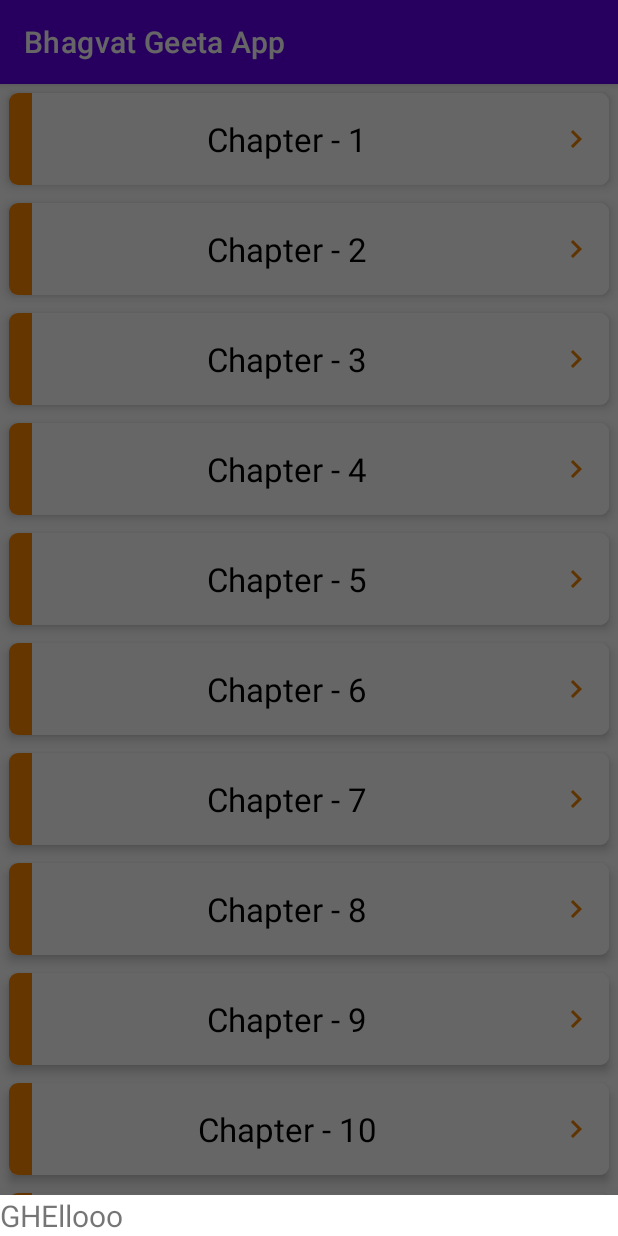
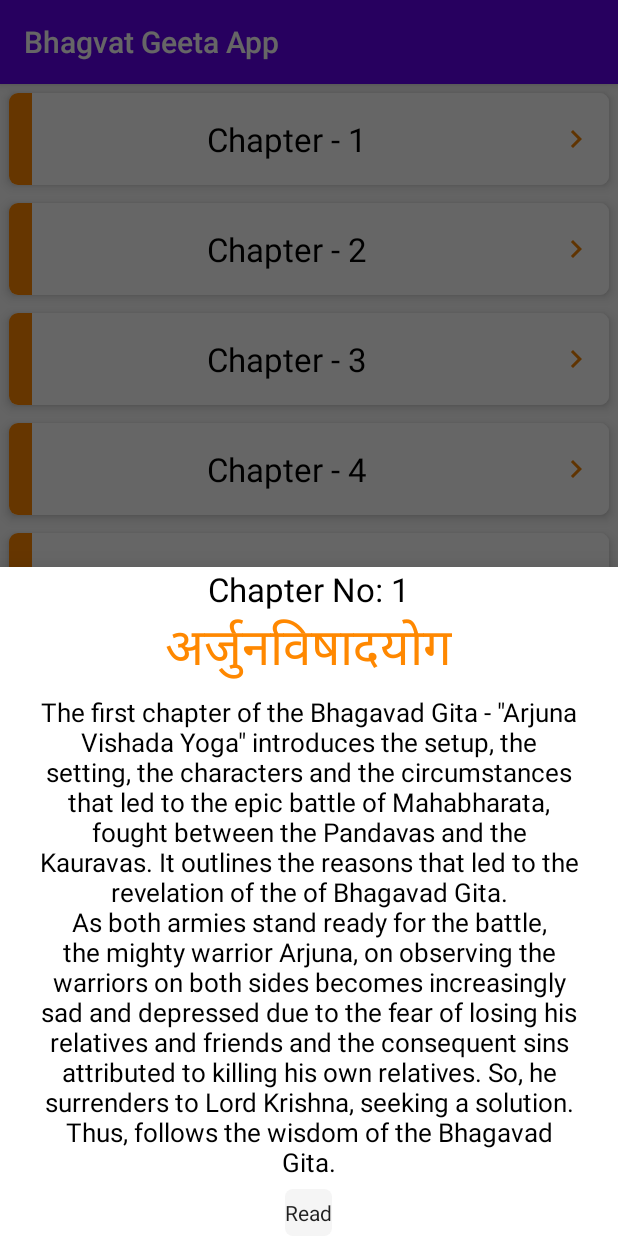
Before and after one commit to InsaneAndroidDevelopers/Bhagwat-Geeta-App, an Android app: the AllChapters screen opened directly, with no data from a screen before it, after a tap on an icon or button, on a phone screen of 412 x 824 dp. Run offline under Robolectric (Android 15) with nearby library versions, the phone set to English and light mode, and no system bars.

Commit message:
bottom sheet layout added

```diff
--- /dev/null
+++ b/app/src/main/res/drawable/dg.xml
@@ -0,0 +1,7 @@
+<?xml version="1.0" encoding="utf-8"?>
+<shape xmlns:android="http://schemas.android.com/apk/res/android" android:shape="rectangle">
+    <solid android:color="@android:color/holo_green_light"/>
+    <corners android:radius="5dp"/>
+    <stroke android:color="@color/black"/>
+
+</shape>
--- a/app/src/main/res/layout/chapter_info_extra.xml
+++ b/app/src/main/res/layout/chapter_info_extra.xml
@@ -1,15 +1,59 @@
 <?xml version="1.0" encoding="utf-8"?>
-<androidx.constraintlayout.widget.ConstraintLayout
+
+<RelativeLayout
     xmlns:android="http://schemas.android.com/apk/res/android"
     xmlns:app="http://schemas.android.com/apk/res-auto"
     android:layout_width="match_parent"
-    android:layout_height="wrap_content">
+    android:layout_height="wrap_content"
+    >
+        <TextView
+            android:id="@+id/ChapterNoTv"
+            android:layout_width="wrap_content"
+            android:layout_height="wrap_content"
+            android:text="Chapter No: 1"
+            android:layout_centerHorizontal="true"
+            android:layout_gravity="center"
+            android:textSize="22dp"
+            android:textColor="@color/black"
+            />
+        <TextView
+            android:id="@+id/ChapterNameSanTv"
+            android:layout_width="wrap_content"
+            android:layout_height="wrap_content"
+            android:text="अर्जुनविषादयोग"
+            android:layout_below="@+id/ChapterNoTv"
+            android:layout_centerHorizontal="true"
+            android:textSize="34sp"
+            android:layout_gravity="center"
+            android:textColor="@android:color/holo_orange_dark"
+            />
+
 
     <TextView
+        android:id="@+id/SummaryTv"
         android:layout_width="match_parent"
         android:layout_height="wrap_content"
-        android:text="GHEllooo"
-        android:textSize="20sp"
-        app:layout_constraintBottom_toBottomOf="parent" />
+        android:layout_marginHorizontal="25dp"
+        android:layout_below="@+id/ChapterNameSanTv"
+        android:textAlignment="center"
+        android:gravity="center_horizontal"
+        android:text="@string/decription"
+        android:textSize="17sp"
+        android:textColor="@color/black"
+        android:layout_marginTop="5dp"
+        />
+    <com.google.android.material.button.MaterialButton
+        android:id="@+id/readNowBtn"
+        android:layout_width="wrap_content"
+        android:layout_height="wrap_content"
+        android:layout_centerHorizontal="true"
+        android:layout_below="@+id/SummaryTv"
+        android:layout_marginTop="6dp"
+        android:background="@drawable/dg"
+        android:text="Read"
+        />
 
-</androidx.constraintlayout.widget.ConstraintLayout>
+
+
+
+</RelativeLayout>
--- a/app/src/main/res/values-night/themes.xml
+++ b/app/src/main/res/values-night/themes.xml
@@ -1,6 +1,6 @@
 <resources xmlns:tools="http://schemas.android.com/tools">
     <!-- Base application theme. -->
-    <style name="Theme.BhagvatGeetaApp" parent="Theme.MaterialComponents.DayNight.DarkActionBar">
+    <style name="Theme.BhagvatGeetaApp" parent="Theme.AppCompat.DayNight.DarkActionBar">
         <!-- Primary brand color. -->
         <item name="colorPrimary">@color/purple_200</item>
         <item name="colorPrimaryVariant">@color/purple_700</item>
--- a/app/src/main/res/values/strings.xml
+++ b/app/src/main/res/values/strings.xml
@@ -25,4 +25,6 @@
     <string name="meaningText">भगवद गीता का पहला अध्याय अर्जुन विशाद योग उन पात्रों और परिस्थितियों का परिचय कराता है जिनके कारण पांडवों और कौरवों के बीच महाभारत का महासंग्राम हुआ। यह अध्याय उन कारणों का वर्णन करता है जिनके कारण भगवद गीता का ईश्वरावेश हुआ। जब महाबली योद्धा अर्जुन दोनों पक्षों पर युद्ध के लिए तैयार खड़े योद्धाओं को देखते हैं तो वह अपने ही रिश्तेदारों एवं मित्रों को खोने के डर तथा फलस्वरूप पापों के कारण दुखी और उदास हो जाते हैं। इसलिए वह श्री कृष्ण को पूरी तरह से आत्मसमर्पण करते हैं। इस प्रकार, भगवद गीता के ज्ञान का प्रकाश होता है।</string>
     <string name="text">The seventh chapter of the Bhagavad Gita is \"Gyaan Vigyana Yoga \". In this chapter, Krishna reveals that he is the Supreme Truth, the principal cause and the sustaining force of everything. He reveals his illusionary energy in this material world called Maya, which is very difficult to overcome but those who surrender their minds unto Him attain Him easily. He also describes the four types of people who surrender to Him in devotion and the four kinds that do not. Krishna confirms that He is the Ultimate Reality and those who realize this Truth reach the pinnacle of spiritual realization and unite with the Lord.
 </string>
+    <string name="summary"><u>Summary</u></string>
+    <string name="decription">The first chapter of the Bhagavad Gita - \"Arjuna Vishada Yoga\" introduces the setup, the setting, the characters and the circumstances that led to the epic battle of Mahabharata, fought between the Pandavas and the Kauravas. It outlines the reasons that led to the revelation of the of Bhagavad Gita.\nAs both armies stand ready for the battle, the mighty warrior Arjuna, on observing the warriors on both sides becomes increasingly sad and depressed due to the fear of losing his relatives and friends and the consequent sins attributed to killing his own relatives. So, he surrenders to Lord Krishna, seeking a solution. Thus, follows the wisdom of the Bhagavad Gita."</string>
 </resources>
--- a/app/src/main/res/values/themes.xml
+++ b/app/src/main/res/values/themes.xml
@@ -1,6 +1,6 @@
 <resources xmlns:tools="http://schemas.android.com/tools">
     <!-- Base application theme. -->
-    <style name="Theme.BhagvatGeetaApp" parent="Theme.MaterialComponents.DayNight.DarkActionBar">
+    <style name="Theme.BhagvatGeetaApp" parent="Theme.AppCompat.DayNight.DarkActionBar">
         <!-- Primary brand color. -->
         <item name="colorPrimary">@color/purple_500</item>
         <item name="colorPrimaryVariant">@color/purple_700</item>
```
Also changed, not shown: app/src/main/res/layout/item_chapter_list.xml (line endings or trailing spaces).
